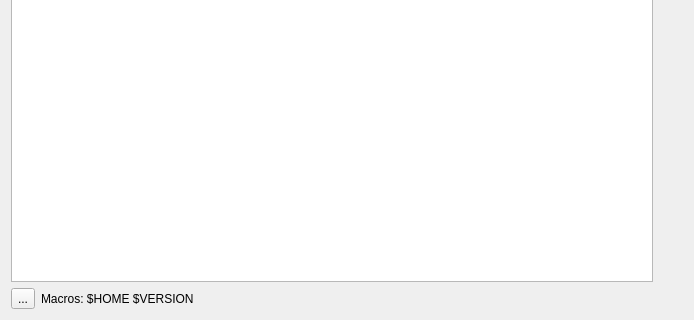
Above: ui/sourceswidget.ui from c-koi/gmic-qt before the change; both pictures show x 0 to 694 and y 204 to 524 of the 694 by 524 pixel window. Below: the same form after it.
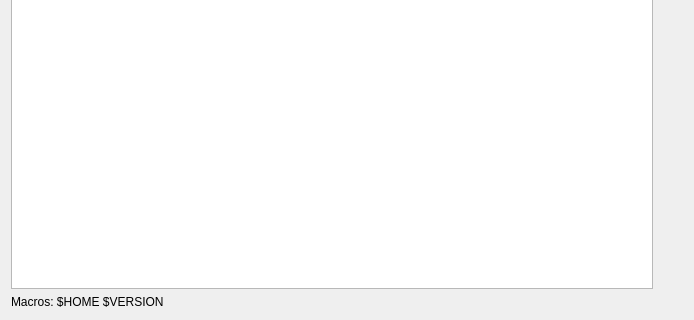
That is the form after the change.

The edit to the form file:
```diff
--- a/ui/sourceswidget.ui
+++ b/ui/sourceswidget.ui
@@ -123,13 +123,6 @@
    </item>
    <item>
     <layout class="QHBoxLayout" name="horizontalLayout_4">
-     <item>
-      <widget class="QToolButton" name="tbMacrosQuestion">
-       <property name="text">
-        <string>...</string>
-       </property>
-      </widget>
-     </item>
      <item>
       <widget class="QLabel" name="labelVariables">
        <property name="text">
```
